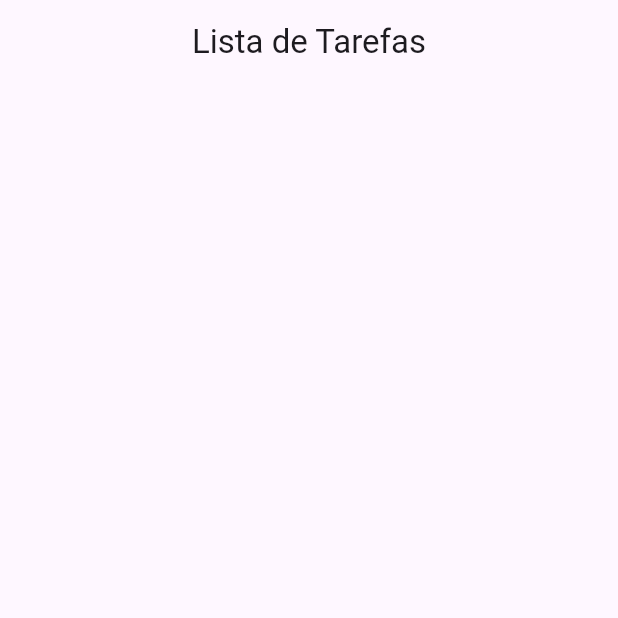
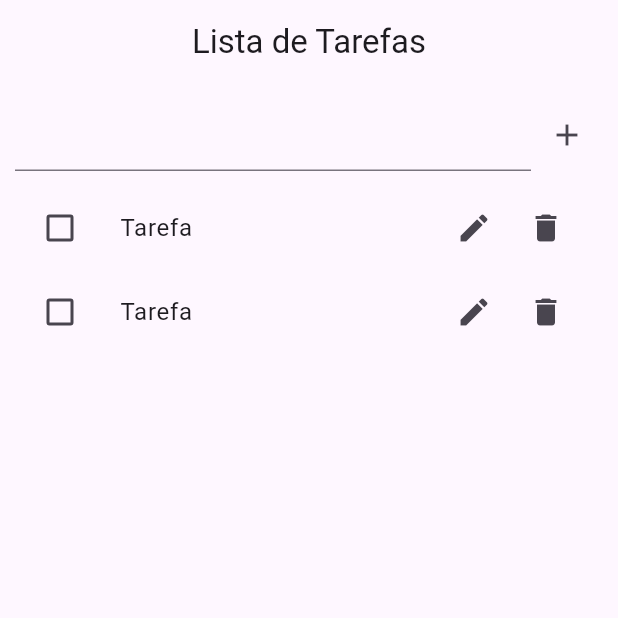
Before and after one commit to Jpcazarotti/apptarefas, a Flutter app: the screen it shows after launch, on a phone screen of 412 x 824 dp, the top half of it. Run offline on Flutter 3.47's test engine with Material 3 defaults, Android fonts, the phone set to English and light mode, and no system bars; our stand-ins replace sqflite; accounts and stored records are empty.

Commit message:
Layout pronto e Banco de Dados iniciado.

```diff
--- a/lib/home_page.dart
+++ b/lib/home_page.dart
@@ -15,6 +15,51 @@ class _HomePageState extends State<HomePage> {
         title: const Text("Lista de Tarefas"),
         centerTitle: true,
       ),
+      body: Column(
+        children: [
+          Padding(
+            padding: const EdgeInsets.all(10),
+            child: Row(
+              children: [
+                const Expanded(
+                  child: TextField(),
+                ),
+                IconButton(
+                  onPressed: () {},
+                  icon: const Icon(Icons.add),
+                ),
+              ],
+            ),
+          ),
+          Expanded(
+            child: ListView.builder(
+              itemCount: 2,
+              itemBuilder: (context, index) {
+                return ListTile(
+                  leading: Checkbox(
+                    value: false,
+                    onChanged: (value) => value,
+                  ),
+                  title: const Text("Tarefa"),
+                  trailing: Row(
+                    mainAxisSize: MainAxisSize.min,
+                    children: [
+                      IconButton(
+                        onPressed: () {},
+                        icon: const Icon(Icons.edit),
+                      ),
+                      IconButton(
+                        onPressed: () {},
+                        icon: const Icon(Icons.delete),
+                      ),
+                    ],
+                  ),
+                );
+              },
+            ),
+          ),
+        ],
+      ),
     );
   }
 }
--- a/pubspec.yaml
+++ b/pubspec.yaml
@@ -35,6 +35,8 @@ dependencies:
   # The following adds the Cupertino Icons font to your application.
   # Use with the CupertinoIcons class for iOS style icons.
   cupertino_icons: ^1.0.8
+  sqflite: ^2.4.1  #add
+  path_provider: ^2.1.5  #add
 
 dev_dependencies:
   flutter_test:
```
Also changed, not shown: lib/database_helper.dart (added, +35 -0 lines), pubspec.lock, 1 other file.
